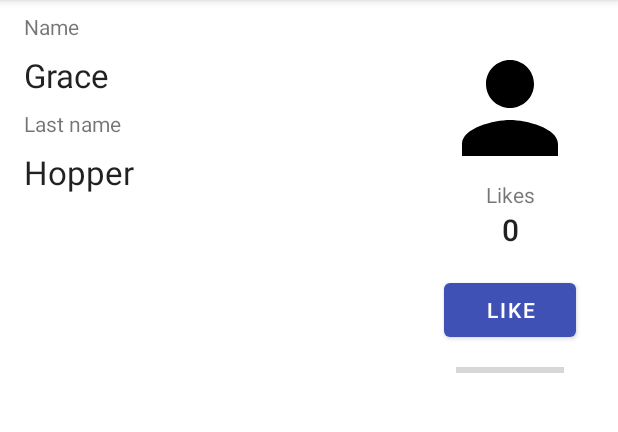
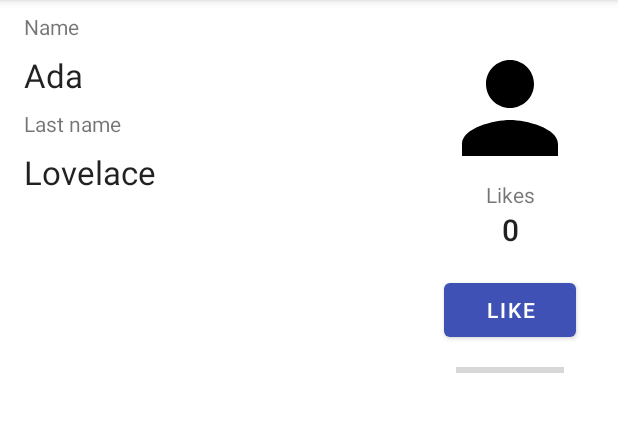
Before and after one commit to vaneIv/DataBindinginAndroid, an Android app: the screen it shows after launch (PlainActivity), on a phone screen of 412 x 824 dp, the part 84-516 px from its top. Run offline under Robolectric (Android 15) with nearby library versions, the phone set to English and light mode, and no system bars; our stand-ins replace data binding.

Commit message:
Data binding setup in PlainActivity.kt

```diff
--- a/app/src/main/java/com/vane/android/databindinginandroid/PlainActivity.kt
+++ b/app/src/main/java/com/vane/android/databindinginandroid/PlainActivity.kt
@@ -10,9 +10,11 @@ import android.widget.ProgressBar
 import android.widget.TextView
 import androidx.core.content.ContextCompat
 import androidx.core.widget.ImageViewCompat
+import androidx.databinding.DataBindingUtil
 import androidx.lifecycle.ViewModelProviders
 import com.vane.android.databindinginandroid.data.Popularity
 import com.vane.android.databindinginandroid.data.SimpleViewModel
+import com.vane.android.databindinginandroid.databinding.ActivityPlainBinding
 
 class PlainActivity : AppCompatActivity() {
 
@@ -21,10 +23,14 @@ class PlainActivity : AppCompatActivity() {
 
     override fun onCreate(savedInstanceState: Bundle?) {
         super.onCreate(savedInstanceState)
-        setContentView(R.layout.activity_plain)
+        // setContentView(R.layout.activity_plain)
+
+        val binding: ActivityPlainBinding = DataBindingUtil.setContentView(this, R.layout.activity_plain)
+
+        binding.name = "Ada"
+        binding.lastName = "Lovelace"
 
         // TODO: Explicitly setting initial values is a bad pattern. We'll fix that.
-        updateName()
         updateLikes()
     }
 
```
